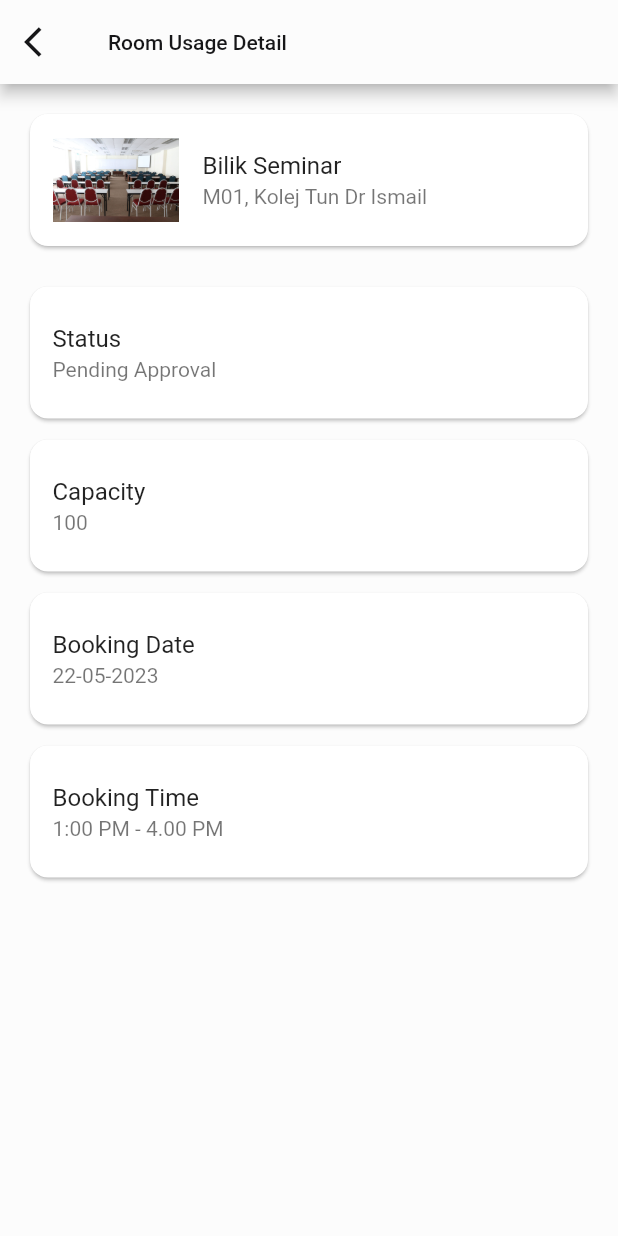
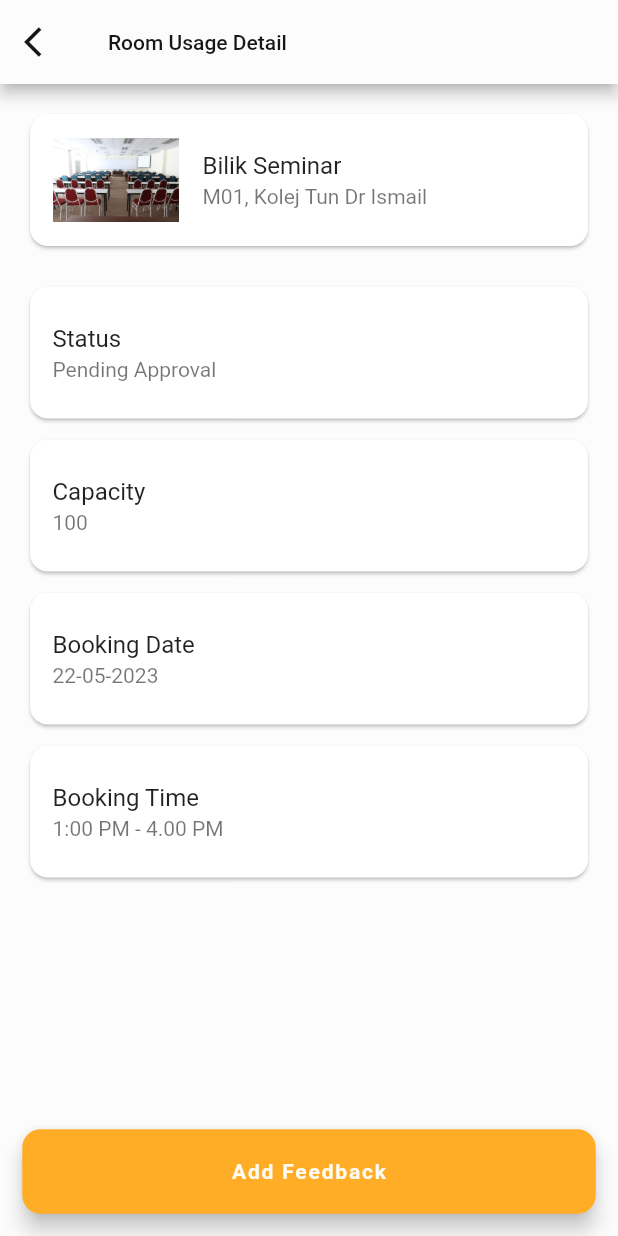
Before and after one commit to jakmup/excelsius-room-booking-system, a Flutter app: the RoomUsageDetail screen opened directly, on a phone screen of 412 x 824 dp. Run offline on Flutter 3.47's test engine with Material 2 defaults, Android fonts, the light colour scheme and no system bars; our stand-ins replace firebase_auth, firebase_core, firebase_database, flutter_svg, image_picker; missing offline and left inert: textfield_tags; accounts and stored records are empty; Roboto replaces fonts that are missing (Poppins).

Commit message:
Update room_usage_detail.dart

```diff
--- a/lib/room_usage_detail.dart
+++ b/lib/room_usage_detail.dart
@@ -3,6 +3,7 @@ import 'package:firebase_core/firebase_core.dart';
 import 'package:firebase_database/firebase_database.dart';
 import 'package:flutter/material.dart';
 import 'package:flutter/services.dart';
+import 'package:room_booking_system/user_feedback.dart';
 
 import 'firebase_options.dart';
 
@@ -57,7 +58,8 @@ class _RoomUsageDetail extends State<RoomUsageDetail> {
           children: <Widget>[
             Center(
               child: Card(
-              margin: const EdgeInsets.symmetric(vertical: 20, horizontal: 20),
+                margin:
+                    const EdgeInsets.symmetric(vertical: 20, horizontal: 20),
                 shape: RoundedRectangleBorder(
                   borderRadius: BorderRadius.circular(12),
                 ),
@@ -141,7 +143,30 @@ class _RoomUsageDetail extends State<RoomUsageDetail> {
             ),
           ],
         ),
-      // bottomNavigationBar:
-    );
+        bottomNavigationBar: Padding(
+            padding: EdgeInsets.symmetric(horizontal: 15, vertical: 15),
+            child: FloatingActionButton(
+                foregroundColor: Color(0xffFFFAF2),
+                backgroundColor: Color(0xffffad27),
+                shape: RoundedRectangleBorder(
+                    borderRadius: BorderRadius.circular(12),
+                    side: BorderSide(color: Color(0xffffad27))),
+                onPressed: () async {
+                  // try {
+                  //   await database.push().update({
+                  //     // 'userID': uid,
+                  //     'feedbackName': _controllerFbName.text,
+                  //     'feedbackDescription': _controllerFbDesc.text,
+                  //   });
+                  // } catch (e) {
+                  //   print('You got an error! $e');
+                  // }
+                  Navigator.push(context,
+                      MaterialPageRoute(builder: (context) => UserFeedback()));
+                },
+                child: const Text(
+                  "Add Feedback",
+                  style: TextStyle(fontWeight: FontWeight.bold),
+                ))));
   }
 }
```
Lines whose indentation alone changed are shown as unchanged.
